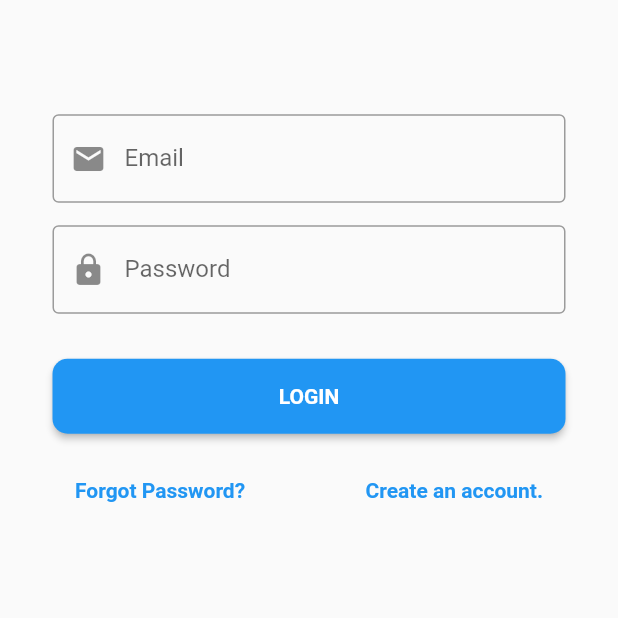
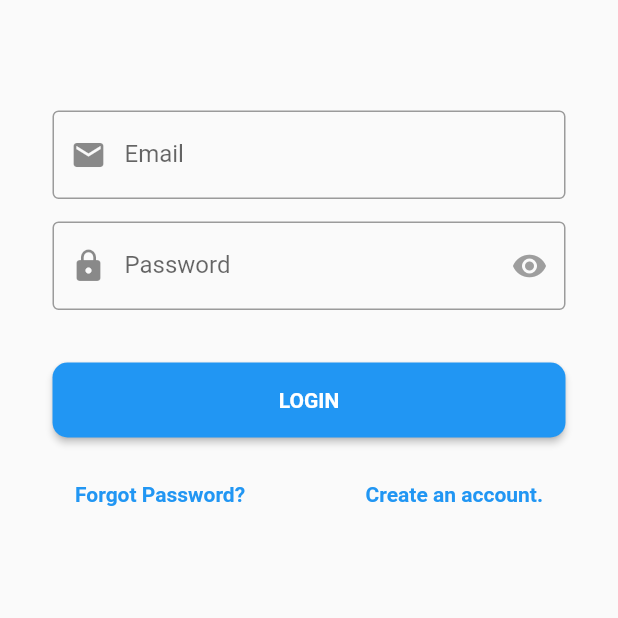
Before and after one commit to grgbiki/product_seek, a Flutter app: the screen it shows after launch, item 3 of the bottom bar chosen, after a tap on "Login/Sign Up", on a phone screen of 412 x 824 dp, the part 302-920 px from its top. Run offline on Flutter 3.47's test engine with Material 2 defaults, Android fonts, the phone set to English and light mode, and no system bars; our stand-ins replace floor, shared_preferences, sqflite; missing offline and left inert: flutter_stetho; accounts and stored records are empty; generated files the repository leaves out were written again.

Commit message:
Login Implemented

```diff
--- a/product_seek_mobile/lib/main.dart
+++ b/product_seek_mobile/lib/main.dart
@@ -3,7 +3,9 @@ import 'package:flutter_stetho/flutter_stetho.dart';
 import 'package:product_seek_mobile/app/app.dart';
 import 'package:product_seek_mobile/database/database.dart';
 import 'package:product_seek_mobile/repository/login_repository.dart';
+import 'package:product_seek_mobile/repository/profile_repository.dart';
 import 'package:product_seek_mobile/viewmodels/login_view_model.dart';
+import 'package:product_seek_mobile/viewmodels/profile_view_model.dart';
 import 'package:provider/provider.dart';
 import 'package:shared_preferences/shared_preferences.dart';
 
@@ -17,9 +19,14 @@ void main() async {
       loginRepo: LoginRepository(prefs: preferences, database: database));
   loginViewModel.init();
 
+  final profileViewModel = ProfileViewModel(
+      profileRepo: ProfileRepository(prefs: preferences, database: database));
+  profileViewModel.init();
+
   runApp(MultiProvider(
     providers: [
       ChangeNotifierProvider<LoginViewModel>.value(value: loginViewModel),
+      ChangeNotifierProvider<ProfileViewModel>.value(value: profileViewModel),
     ],
     child: App(),
   ));
--- a/product_seek_mobile/lib/models/user_model.dart
+++ b/product_seek_mobile/lib/models/user_model.dart
@@ -4,7 +4,7 @@ import 'package:product_seek_mobile/network/network_config.dart';
 @entity
 class UserModel {
   @primaryKey
-  String id;
+  int id;
   String name;
   String email;
   @ColumnInfo(name: "phone_number")
--- a/product_seek_mobile/lib/network/network_endpoints.dart
+++ b/product_seek_mobile/lib/network/network_endpoints.dart
@@ -1,5 +1,5 @@
 class NetworkEndpoints {
-  static const String _BASE_URL = "http://192.168.0.104/";
+  static const String _BASE_URL = "http://192.168.1.97:8000";
   static const String _BASE_API = _BASE_URL + "/api";
 
   static const String LOGIN_API = _BASE_API + "/login";
--- /dev/null
+++ b/product_seek_mobile/lib/viewmodels/profile_view_model.dart
@@ -0,0 +1,16 @@
+import 'package:flutter/cupertino.dart';
+import 'package:product_seek_mobile/repository/profile_repository.dart';
+
+class ProfileViewModel extends ChangeNotifier {
+  final ProfileRepository profileRepo;
+
+  ProfileViewModel({@required this.profileRepo});
+
+  init() async {
+    await _refreshAllStates();
+  }
+
+  _refreshAllStates() async {
+    notifyListeners();
+  }
+}
--- a/product_seek_mobile/lib/views/login/login_page.dart
+++ b/product_seek_mobile/lib/views/login/login_page.dart
@@ -14,11 +14,18 @@ class _LoginPageState extends State<LoginPage> {
 
   final TextEditingController _name = TextEditingController();
   final TextEditingController _email = TextEditingController();
+  final TextEditingController _address = TextEditingController();
   final TextEditingController _phone = TextEditingController();
   final TextEditingController _password = TextEditingController();
   final TextEditingController _confirmPassword = TextEditingController();
 
   bool _isRegistering = false;
+  bool _isLoading = false;
+
+  bool _showPassword = false;
+  bool _showConfirmPassword = false;
+
+  String _serverMessage = "";
 
   void _toggleForm() {
     setState(() {
@@ -26,10 +33,40 @@ class _LoginPageState extends State<LoginPage> {
     });
   }
 
+  Future<void> loginOrSignUp(LoginViewModel loginViewModel) async {
+    setState(() {
+      _serverMessage = "";
+    });
+    if (!_isRegistering) {
+      await loginViewModel.login(
+          email: _email.text.trim(), password: _password.text.trim());
+    } else {
+      await loginViewModel.register(
+          name: _name.text.trim(),
+          email: _email.text.trim(),
+          password: _password.text.trim(),
+          confirmPassword: _confirmPassword.text.trim(),
+          address: _address.text.trim(),
+          number: _phone.text.trim());
+    }
+  }
+
   @override
   Widget build(BuildContext context) {
     final loginViewModel = Provider.of<LoginViewModel>(context);
 
+    loginViewModel.getLoginResponse().listen((isSuccessfulLogin) {
+      setState(() {
+        _isLoading = false;
+        if (isSuccessfulLogin) {
+          print("Login Success");
+          Navigator.pop(context);
+        } else {
+          print("Login failed");
+          _serverMessage = loginViewModel.getMessage();
+        }
+      });
+    });
     return SafeArea(
         child: Scaffold(
       body: GestureDetector(
@@ -39,13 +76,14 @@ class _LoginPageState extends State<LoginPage> {
             child: SingleChildScrollView(
               child: Column(
                 children: <Widget>[
-                  Form(
+                  Visibility(
+                    child: Form(
                         key: formKey,
                         child: Container(
-                        margin:
-                            EdgeInsets.symmetric(horizontal: 20, vertical: 10),
-                        padding:
-                            EdgeInsets.symmetric(horizontal: 15, vertical: 20),
+                          margin: EdgeInsets.symmetric(
+                              horizontal: 20, vertical: 10),
+                          padding: EdgeInsets.symmetric(
+                              horizontal: 15, vertical: 20),
                           child: Column(
                             mainAxisAlignment: MainAxisAlignment.center,
                             crossAxisAlignment: CrossAxisAlignment.center,
@@ -73,6 +111,17 @@ class _LoginPageState extends State<LoginPage> {
                                   ],
                                 ),
                               ),
+                              Visibility(
+                                visible: _isRegistering,
+                                child: Column(
+                                  children: <Widget>[
+                                    SizedBox(
+                                      height: 15,
+                                    ),
+                                    _buildAddressFormField(),
+                                  ],
+                                ),
+                              ),
                               SizedBox(
                                 height: 15,
                               ),
@@ -89,9 +138,13 @@ class _LoginPageState extends State<LoginPage> {
                                 ),
                               ),
                               SizedBox(
+                                height: 5,
+                              ),
+                              _buildErrorMessage(),
+                              SizedBox(
                                 height: 30,
                               ),
-                            _buildLoginButton(),
+                              _buildLoginButton(loginViewModel),
                               SizedBox(
                                 height: 20,
                               ),
@@ -99,6 +152,7 @@ class _LoginPageState extends State<LoginPage> {
                             ],
                           ),
                         )),
+                  ),
                 ],
               ),
             ),
@@ -145,10 +199,22 @@ class _LoginPageState extends State<LoginPage> {
     return TextFormField(
       controller: _email,
       validator: validateEmail,
+      keyboardType: TextInputType.emailAddress,
       decoration: InputDecoration(
           prefixIcon: Icon(Icons.email),
           border: OutlineInputBorder(),
           labelText: 'Email'),
+    );
+  }
+
+  Widget _buildAddressFormField() {
+    return TextFormField(
+      controller: _address,
+      validator: validateEmail,
+      decoration: InputDecoration(
+          prefixIcon: Icon(Icons.location_on),
+          border: OutlineInputBorder(),
+          labelText: 'Address'),
     );
   }
 
@@ -167,8 +233,18 @@ class _LoginPageState extends State<LoginPage> {
     return TextFormField(
       controller: _password,
       validator: validatePassword,
+      obscureText: !_showPassword,
       decoration: InputDecoration(
           prefixIcon: Icon(Icons.lock),
+          suffixIcon: IconButton(
+            icon: Icon(
+              Icons.remove_red_eye,
+              color: this._showPassword ? Colors.blue : Colors.grey,
+            ),
+            onPressed: () {
+              setState(() => this._showPassword = !this._showPassword);
+            },
+          ),
           border: OutlineInputBorder(),
           labelText: 'Password'),
     );
@@ -178,27 +254,69 @@ class _LoginPageState extends State<LoginPage> {
     return TextFormField(
       controller: _confirmPassword,
       validator: validatePassword,
+      obscureText: !_showConfirmPassword,
       decoration: InputDecoration(
           prefixIcon: Icon(Icons.lock),
+          suffixIcon: IconButton(
+            icon: Icon(
+              Icons.remove_red_eye,
+              color: this._showConfirmPassword ? Colors.blue : Colors.grey,
+            ),
+            onPressed: () {
+              setState(
+                  () => this._showConfirmPassword = !this._showConfirmPassword);
+            },
+          ),
           border: OutlineInputBorder(),
           labelText: 'Confirm Password'),
     );
   }
 
-  Widget _buildLoginButton() {
+  Widget _buildErrorMessage() {
+    return Visibility(
+        visible: _serverMessage.trim().isNotEmpty,
+        child: Container(
+          margin: EdgeInsets.symmetric(horizontal: 5),
+          child: Align(
+            alignment: Alignment.centerLeft,
+            child: Text(
+              _simplifyServerMessage(),
+              style: TextStyle(color: Colors.red),
+            ),
+          ),
+        ));
+  }
+
+  String _simplifyServerMessage() {
+    if (_serverMessage == "Invalid Credentials") {
+      return "Invalid email address or password";
+    } else
+      return "";
+  }
+
+  Widget _buildLoginButton(LoginViewModel loginViewModel) {
     return ButtonTheme(
       height: 45,
       child: RaisedButton(
         disabledColor: Colors.grey,
         disabledTextColor: Colors.black,
-        onPressed: () {},
+        onPressed: _isLoading
+            ? null
+            : () {
+                if (formKey.currentState.validate()) {
+                  setState(() {
+                    _isLoading = true;
+                  });
+                  loginOrSignUp(loginViewModel);
+                }
+              },
         child: Ink(
           decoration: BoxDecoration(borderRadius: BorderRadius.circular(30.0)),
           child: Container(
             constraints: BoxConstraints(maxWidth: 800.0, minHeight: 50.0),
             alignment: Alignment.center,
             child: Text(
-              _isRegistering ? "REGISTER" : "LOGIN",
+              getButtonText(),
               textAlign: TextAlign.center,
               style:
                   TextStyle(color: Colors.white, fontWeight: FontWeight.bold),
@@ -208,6 +326,22 @@ class _LoginPageState extends State<LoginPage> {
         shape: RoundedRectangleBorder(borderRadius: BorderRadius.circular(10)),
       ),
     );
+  }
+
+  String getButtonText() {
+    if (_isLoading) {
+      if (_isRegistering) {
+        return "SIGNING UP";
+      } else {
+        return "LOGGING IN";
+      }
+    } else {
+      if (_isRegistering) {
+        return "REGISTER";
+      } else {
+        return "LOGIN";
+      }
+    }
   }
 
   Widget _buildBottomController() {
--- a/product_seek_mobile/lib/views/profile/profile_page.dart
+++ b/product_seek_mobile/lib/views/profile/profile_page.dart
@@ -1,5 +1,8 @@
 import 'package:flutter/material.dart';
+import 'package:product_seek_mobile/viewmodels/login_view_model.dart';
+import 'package:product_seek_mobile/viewmodels/profile_view_model.dart';
 import 'package:product_seek_mobile/views/login/login_page.dart';
+import 'package:provider/provider.dart';
 
 class ProfilePage extends StatefulWidget {
   ProfilePage({Key key}) : super(key: key);
@@ -11,18 +14,27 @@ class ProfilePage extends StatefulWidget {
 class _ProfilePageState extends State<ProfilePage> {
   @override
   Widget build(BuildContext context) {
+    final profileViewModel = Provider.of<ProfileViewModel>(context);
+    final loginViewModel = Provider.of<LoginViewModel>(context);
     return SafeArea(
         child: Scaffold(
-      body: Center(
+            body: !loginViewModel.isLoggedIn
+                ? Center(
                     child: RaisedButton(
                         child: Container(
                           child: Text("Login/Sign Up"),
                         ),
                         onPressed: () {
-              Navigator.push(context,
-                  MaterialPageRoute(builder: (context) => LoginPage()));
+                          Navigator.push(
+                              context,
+                              MaterialPageRoute(
+                                  builder: (context) => LoginPage()));
                         }),
+                  )
+                : Container(
+                    child: Column(
+                      children: <Widget>[],
                     ),
-    ));
+                  )));
   }
 }
--- a/product_seek_mobile/lib/views/root_page.dart
+++ b/product_seek_mobile/lib/views/root_page.dart
@@ -46,6 +46,7 @@ class _RootPageState extends State<RootPage> {
 
   Widget _buildPageView() {
     return PageView(
+      physics: new NeverScrollableScrollPhysics(),
       controller: _pageController,
       onPageChanged: (index) {
         setState(() => _selectedIndex = index);
```
Also changed, not shown: product_seek_mobile/lib/network/nao/login_nao.dart (deleted, +0 -40 lines), product_seek_mobile/lib/repository/login_repository.dart (+55 -16 lines), product_seek_mobile/lib/repository/profile_repository.dart (added, +9 -0 lines), product_seek_mobile/lib/utils/network_util.dart (+18 -10 lines), product_seek_mobile/lib/viewmodels/login_view_model.dart (+43 -2 lines), product_seek_mobile/lib/database/database.g.dart, 2 other files. Lines whose indentation alone changed are shown as unchanged.
